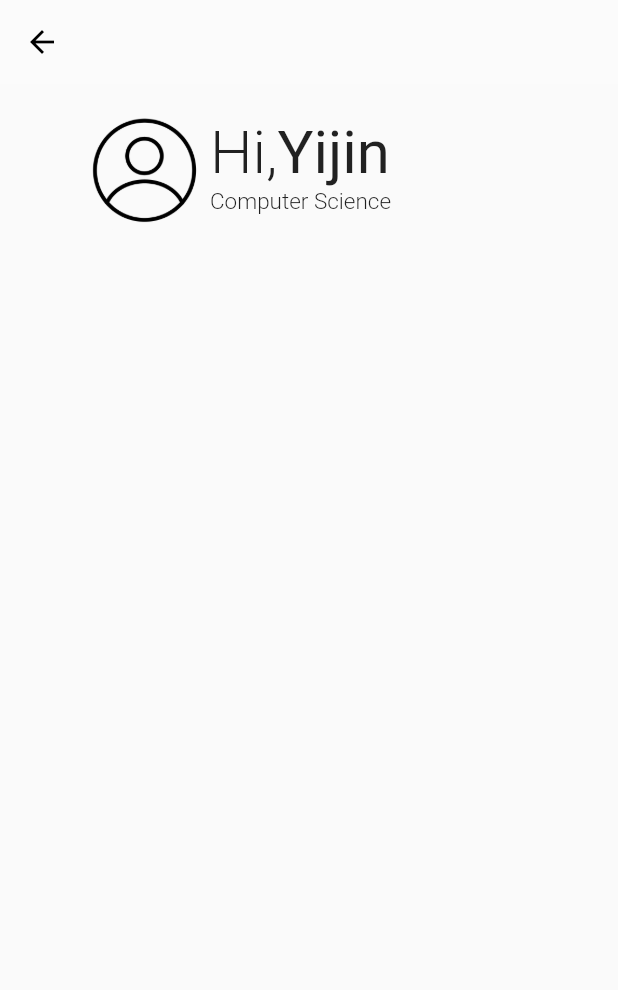
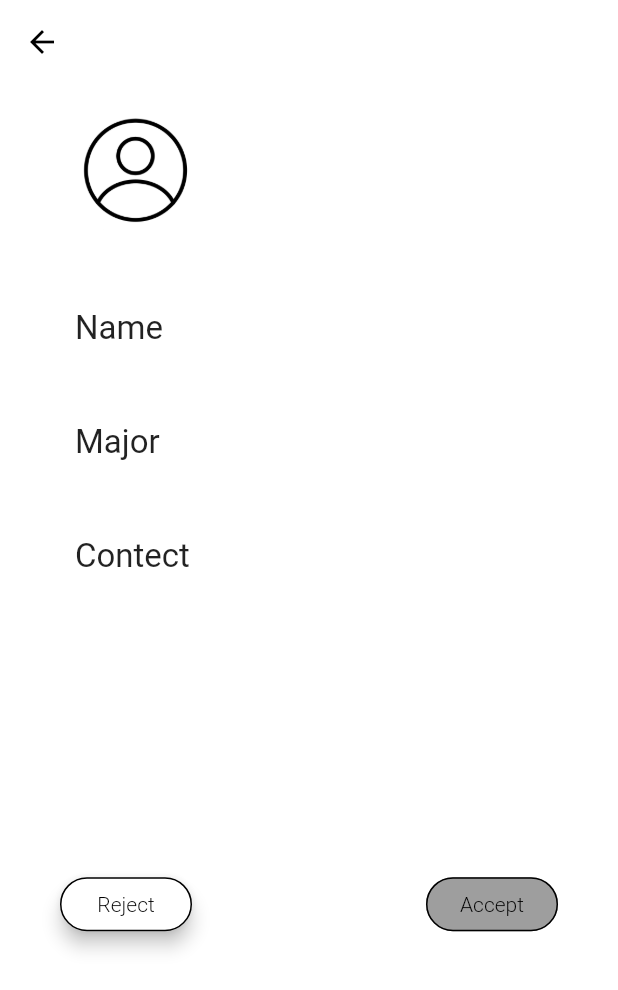
Before and after one commit to YijinShin/HudsonStudy, a Flutter app: the ApplicationDetailPage screen opened directly with empty values, on a phone screen of 412 x 824 dp. Shown: the top 990 px of the screen. Run offline on Flutter 3.47's test engine with Material 2 defaults, Android fonts, the phone set to English and light mode, and no system bars; our stand-ins replace cloud_firestore, firebase_auth, firebase_core, font_awesome_flutter, google_sign_in; accounts and stored records are empty; statements that could not run were skipped.

Commit message:
application detail page

```diff
--- a/hudsonstudy/lib/page/application_detail_page.dart
+++ b/hudsonstudy/lib/page/application_detail_page.dart
@@ -1,20 +1,27 @@
 import 'package:flutter/material.dart';
+import 'package:cloud_firestore/cloud_firestore.dart';
 
 class ApplicationDetailPage extends StatefulWidget {
 
   ApplicationDetailPage({
-    @required this.applicant
+    @required this.applicant,
+    @required this.addMyStudy
   });
   final String applicant;
+  final Future<void> Function(String userId, String studyName) addMyStudy;
 
   @override
   _ApplicationDetailPageState createState() => _ApplicationDetailPageState();
 }
 
 class _ApplicationDetailPageState extends State<ApplicationDetailPage> {
+
+  final ref = FirebaseFirestore.instance.collection('appUser');
+
   @override
   Widget build(BuildContext context) {
     return Scaffold(
+      backgroundColor: Colors.white,
       appBar: AppBar(
         backgroundColor: Colors.white10,
         leading: BackButton(color: Colors.black),
@@ -27,25 +34,128 @@
             Row(
               children: [
                  Container(
-                  margin: EdgeInsets.fromLTRB(40, 0, 0, 0),
+                  margin: EdgeInsets.fromLTRB(34, 0, 5, 0),
                   width: 90,
                   height: 90,
                   child:Image.asset('assets/user.png',fit: BoxFit.cover,),
                 ),
-                Column(
-                  crossAxisAlignment: CrossAxisAlignment.start,
+                Row(
                   children: [
-                    Row(
-                      children: [
-                        Text('Hi,',style: TextStyle(fontSize: 40, fontWeight: FontWeight.w300)),
-                        Text('Yijin ',style: TextStyle(fontSize: 40, fontWeight: FontWeight.w400)),
-                      ],
+                    StreamBuilder(
+                      stream: ref.doc('${widget.applicant}').snapshots(),
+                      builder: (context,snapshot){
+                        return Row(
+                          children: [
+                            Text('${snapshot.data['sureName']}',style: TextStyle(fontSize: 40, fontWeight: FontWeight.w400)),
+                          ],
+                        );
+                      },
                     ),
-                    Text('Computer Science',style: TextStyle(fontSize: 15, fontWeight: FontWeight.w300)),
                   ],
                 ),
               ],
             ),
+             Container(
+              padding: EdgeInsets.fromLTRB(40, 50,20,0),
+              child: Row(
+                children: [
+                  Text(
+                    'Name',
+                    style: TextStyle(fontWeight: FontWeight.w400, fontSize: 22),
+                  ),
+                  SizedBox(width:20),
+                  StreamBuilder(
+                    stream: ref.doc('${widget.applicant}').snapshots(),
+                    builder: (context,snapshot){
+                      return Text(
+                        '${snapshot.data['firstName']}  ${snapshot.data['sureName']}',
+                        style: TextStyle(fontWeight: FontWeight.w300, fontSize: 18),
+                      );
+                    },
+                  ),
+                ],
+              ),
+            ),
+            Container(
+              padding: EdgeInsets.fromLTRB(40, 50,20,0),
+              child: Row(
+                children: [
+                  Text(
+                    'Major',
+                    style: TextStyle(fontWeight: FontWeight.w400, fontSize: 22),
+                  ),
+                  SizedBox(width:20),
+                  StreamBuilder(
+                    stream: ref.doc('${widget.applicant}').snapshots(),
+                    builder: (context,snapshot){
+                      return Text(
+                        '${snapshot.data['major']}',
+                        style: TextStyle(fontWeight: FontWeight.w300, fontSize: 18),
+                      );
+                    },
+                  ),
+                ],
+              ),
+            ),
+            Container(
+              padding: EdgeInsets.fromLTRB(40, 50,20,0),
+              child: Row(
+                children: [
+                  Text(
+                    'Contect',
+                    style: TextStyle(fontWeight: FontWeight.w400, fontSize: 22),
+                  ),
+                  SizedBox(width:20),
+                  StreamBuilder(
+                    stream: ref.doc('${widget.applicant}').snapshots(),
+                    builder: (context,snapshot){
+                      return Text(
+                        '${snapshot.data['contect']}',
+                        style: TextStyle(fontWeight: FontWeight.w300, fontSize: 18),
+                        overflow: TextOverflow.ellipsis,
+                      );
+                    },
+                  ),
+                ],
+              ),
+            ),
+            SizedBox(height: MediaQuery.of(context).size.width * 0.4),
+            Container(
+              padding: EdgeInsets.all(30),
+              child: Row(
+                mainAxisAlignment: MainAxisAlignment.spaceBetween,
+                children: [
+                  RaisedButton(
+                    color: Colors.white,
+                    shape: RoundedRectangleBorder(
+                      borderRadius: BorderRadius.circular(20),
+                      side: BorderSide(color: Colors.black),
+                    ),
+                    elevation:5.0,
+                    child: Text('Reject',style: TextStyle(color: Colors.black, fontWeight: FontWeight.w300)),
+                    onPressed: (){
+                      //application에서 데이터 지우기
+                    },
+                  ),
+                  RaisedButton(
+                    shape: RoundedRectangleBorder(
+                      borderRadius: BorderRadius.circular(20),
+                      side: BorderSide(color: Colors.black),
+                    ),
+                    color: Colors.white,
+                    elevation:5.0,
+                    child: Text('Accept',style: TextStyle(color: Colors.black, fontWeight: FontWeight.w300)),
+                    onPressed: (){
+                      //application에서 지우기
+                      //study> mem에 데이터 추가
+                      //appUser > myStudy에 데이터 추가
+                      widget.addMyStudy()
+                      //applicant한테 알림주기
+                    },
+                  ),
+                ],
+              )
+            )
           ],
         )
       ),
--- a/hudsonstudy/lib/page/create_study_page1.dart
+++ b/hudsonstudy/lib/page/create_study_page1.dart
@@ -191,6 +191,7 @@
                       child: RaisedButton(
                         shape: RoundedRectangleBorder(borderRadius: BorderRadius.circular(40)),
                         color: Colors.black,
+                        elevation:4.0,
                         child: Text('Next',style: TextStyle(color: Colors.white),),
                         onPressed: (){
                           if (_formKey.currentState.validate()) {
--- a/hudsonstudy/lib/page/create_study_page2.dart
+++ b/hudsonstudy/lib/page/create_study_page2.dart
@@ -178,6 +178,7 @@
                       child: RaisedButton(
                         shape: RoundedRectangleBorder(borderRadius: BorderRadius.circular(40)),
                         color: Colors.black,
+                        elevation:4.0,
                         child: Text('Create!',style: TextStyle(color: Colors.white),),
                         onPressed: () async{
                           if (_formKey.currentState.validate()) {
--- a/hudsonstudy/lib/provider/applicationstate_provider.dart
+++ b/hudsonstudy/lib/provider/applicationstate_provider.dart
@@ -220,6 +220,31 @@
     });
   }
 
+  //add study to myStudy in appUser
+  Future<DocumentReference> addStudyToMyStudy (String userId, String studyName)async{
+    final userRef = FirebaseFirestore.instance.collection('appUser');
+    final studyRef = FirebaseFirestore.instance.collection('study');
+    String category, status;
+    int currentMemNumber, maxMemNumber;
+    await studyRef.doc('$studyName').get().then((document){
+      category = document.data()['category'];
+      status = document.data()['status'];
+      currentMemNumber = document.data()['currentMemNumber'];
+      maxMemNumber = document.data()['maxMemNumber'];
+    });
+
+    await userRef.doc('$userId').collection('myStudy').doc('$studyName').set({
+      'category' : category,
+      'status': status,
+      'master' : false,
+      'maxMemNumber' : maxMemNumber,
+      'currentMemNumber': currentMemNumber,
+      'name': studyName,
+    });
+  }
+
+
+  //add member to member in study
 
   //Checking Master User
   Future<String> checkMasterUser(String studyName) async {
--- a/hudsonstudy/lib/widget/alarm_listview_widget.dart
+++ b/hudsonstudy/lib/widget/alarm_listview_widget.dart
@@ -18,6 +18,7 @@
 class _AlarmListViewWidgetState extends State<AlarmListViewWidget> {
 
   CollectionReference ref = FirebaseFirestore.instance.collection('application');
+  final userRef = FirebaseFirestore.instance.collection('appUser');
 
   @override
   Widget build(BuildContext context) {
@@ -43,6 +44,7 @@
                           return Consumer<ApplicationStateProvider>(
                             builder:(context, appState, _) => ApplicationDetailPage(
                               applicant: "${document['applicant']}",
+                              addMyStudy: (String userId, String studyName,) => appState.addStudyToMyStudy(userId, studyName),
                             )
                           );
                         }
@@ -68,7 +70,15 @@
                     child: Column(
                       crossAxisAlignment: CrossAxisAlignment.start,
                       children: [
-                        Text('${document['applicant']} 님이 스터디 신청을 했습니다!',style: TextStyle(fontSize: 15, fontWeight: FontWeight.w400),),
+                        StreamBuilder(
+                          stream: userRef.doc('${document['applicant']}').snapshots(),
+                          builder: (context,snapshot){
+                            return Text(
+                              '${snapshot.data['firstName']}  ${snapshot.data['sureName']} 님이 스터디 신청을 했습니다!',
+                              style: TextStyle(fontSize: 15, fontWeight: FontWeight.w400),
+                            );
+                          }
+                        ),
                         SizedBox(height:4),
                         Text('${document['studyName']}',style: TextStyle(fontSize: 12, fontWeight: FontWeight.w300)),
                       ],
```
